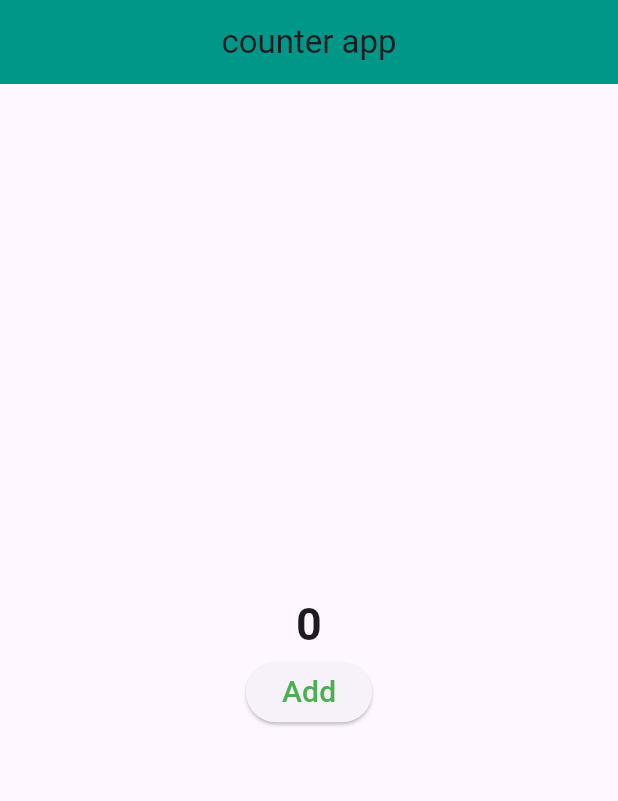
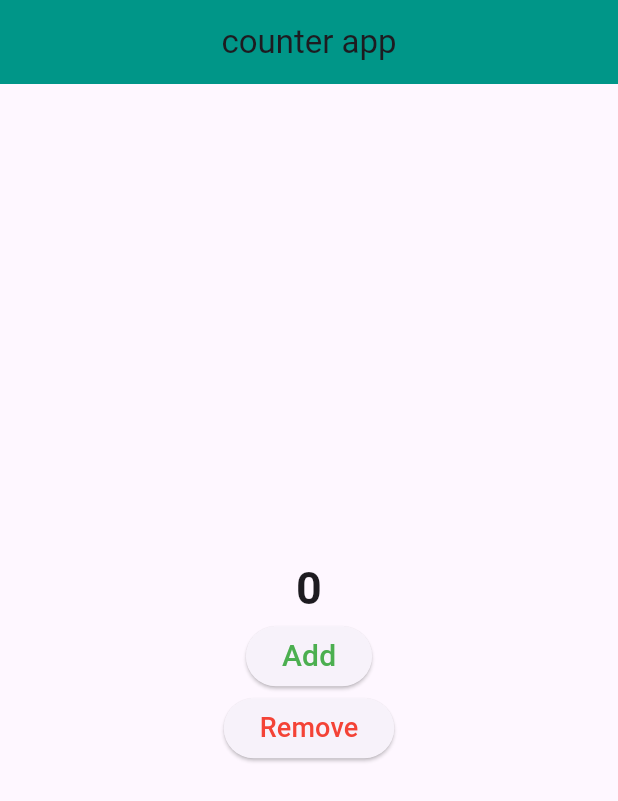
Before and after one commit to Ameer-Anas99/CounterAppProvider, a Flutter app: the screen it shows after launch, on a phone screen of 412 x 824 dp. Shown: the top 801 px of the screen. Run offline on Flutter 3.47's test engine with Material 3 defaults, Android fonts, the phone set to English and light mode, and no system bars.

```diff
--- a/lib/controller/counter_provider.dart
+++ b/lib/controller/counter_provider.dart
@@ -6,4 +6,9 @@ class CounterProvider extends ChangeNotifier {
     counter++;
     notifyListeners();
   }
+
+  void reduce() {
+    counter--;
+    notifyListeners();
+  }
 }
--- a/lib/view/counter_ui.dart
+++ b/lib/view/counter_ui.dart
@@ -43,7 +43,17 @@ class _CounterPageState extends State<CounterPage> {
             child: const Text(
               "Add",
               style: TextStyle(fontSize: 20, color: Colors.green),
-              )),
+            ),
+          ),
+          ElevatedButton(
+            onPressed: () {
+              count.reduce();
+            },
+            child: const Text(
+              "Remove",
+              style: TextStyle(fontSize: 18, color: Colors.red),
+            ),
+          ),
         ],
       ),
     );
```
Lines whose indentation alone changed are shown as unchanged.
